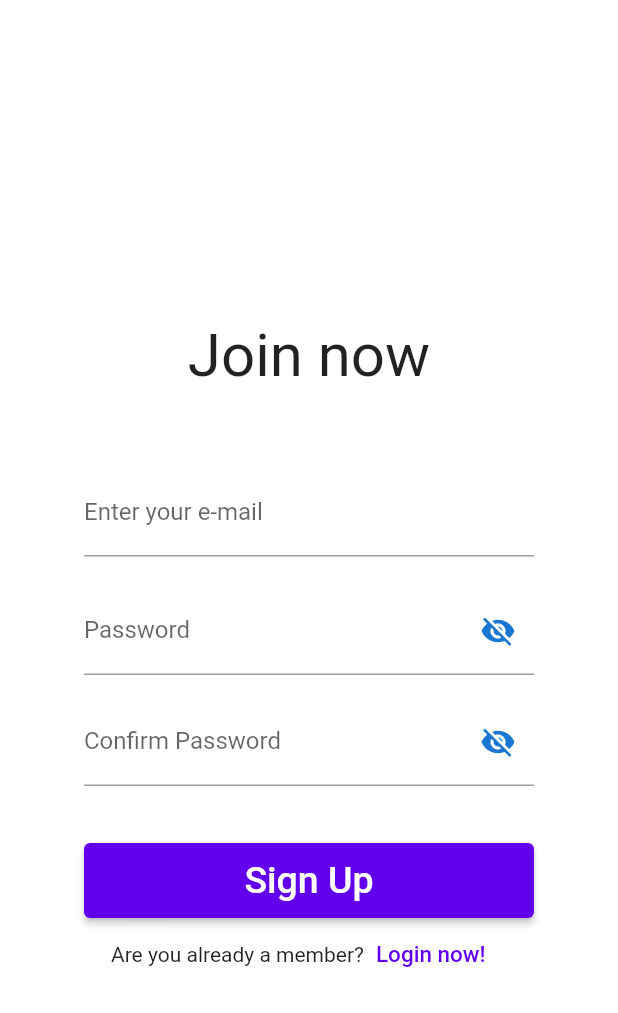
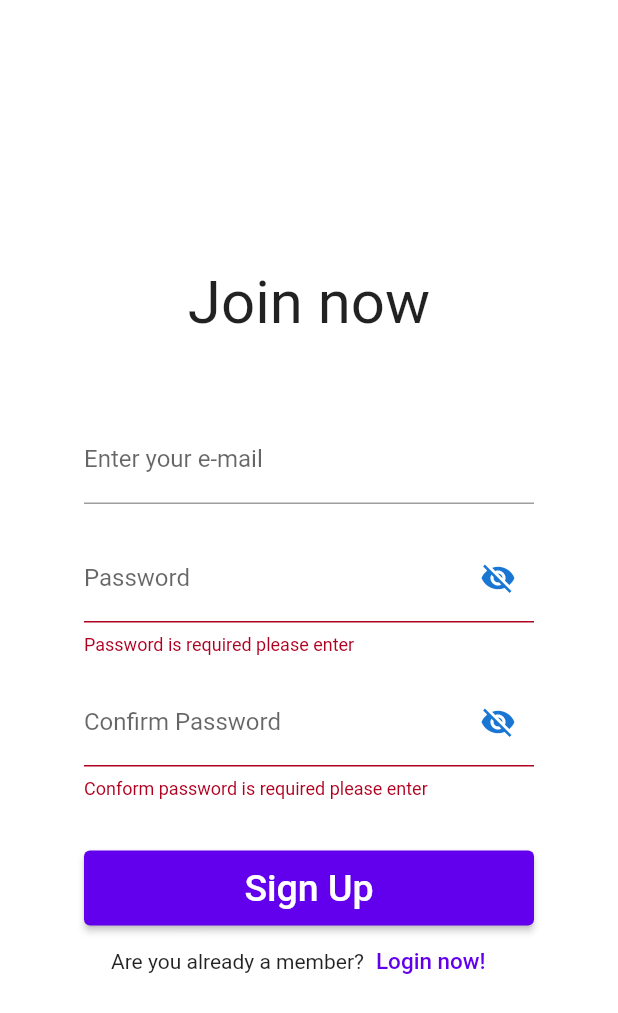
Before and after one commit to KaliopPraktyki/_projekt_praktyki_, a Flutter app: the RegisterPage screen opened directly with empty values, after a tap on "Sign Up", on a phone screen of 412 x 824 dp. Shown: the top 1013 px of the screen. Run offline on Flutter 3.47's test engine with Material 2 defaults, Android fonts, the phone set to English and light mode, and no system bars; our stand-ins replace firebase_auth, firebase_core, flutter_slidable, google_nav_bar, ionicons; accounts and stored records are empty; project files that could hold a hidden picture were left out.

Commit message:
login screen and register page update - added password validation

```diff
--- a/lib/screens/register_page.dart
+++ b/lib/screens/register_page.dart
@@ -24,7 +24,6 @@ class _RegisterPageState extends State<RegisterPage> {
     _confirmpasswordController.dispose();
     super.dispose();
   }
-
   Future signUp () async {
     if(passwordConfirmed()) {
       await FirebaseAuth.instance.createUserWithEmailAndPassword(
@@ -33,7 +32,6 @@ class _RegisterPageState extends State<RegisterPage> {
       );
     }
   }
-
   bool passwordConfirmed() {
     if(_passwordController.text.trim() == _confirmpasswordController.text.trim()){
       return true;
@@ -43,10 +41,14 @@ class _RegisterPageState extends State<RegisterPage> {
   }
 
   late bool _passwordVisible;
-
   void initState() {
     _passwordVisible = false;
   }
+
+  String _password = '';
+  String _confirmPassword = '';
+
+  final _formKey = GlobalKey<FormState>();
 
   Widget build(BuildContext context) {
     return Scaffold(
@@ -69,12 +71,13 @@ class _RegisterPageState extends State<RegisterPage> {
             Stack(
               children: [
                 Container(
-                  height: 230,
+                  height: 260,
                   width: 300,
 
                   child: Column(
                     children: [
                       //email
+
                       TextFormField(
                         controller: _emailController,
                         decoration: const InputDecoration(
@@ -83,25 +86,39 @@ class _RegisterPageState extends State<RegisterPage> {
                         ),
                       ),
                       //password
+                      Form(
+                        key: _formKey,
+                        child: Column(
+                        children: [
                           Padding(padding: EdgeInsets.symmetric(vertical: 10),),
                           TextFormField(
+                            onChanged: (value){
+                              _password = value;
+                            },
+                            validator: (value) {
+                              if (value != null && value.isEmpty) {
+                                return 'Password is required please enter';
+                              }
+
+                              return null;
+                            },
                             keyboardType: TextInputType.text,
                             controller: _passwordController,
-                        obscureText: !_passwordVisible,//This will obscure text dynamically
+                            obscureText: !_passwordVisible,
                             decoration: InputDecoration(
                               labelText: 'Password',
                               hintText: 'Enter your password',
                               // Here is key idea
                               suffixIcon: IconButton(
                                 icon: Icon(
-                              // Based on passwordVisible state choose the icon
+
                                   _passwordVisible
                                       ? Icons.visibility
                                       : Icons.visibility_off,
                                   color: Theme.of(context).primaryColorDark,
                                 ),
                                 onPressed: () {
-                              // Update the state i.e. toogle the state of passwordVisible variable
+
                                   setState(() {
                                     _passwordVisible = !_passwordVisible;
                                   });
@@ -110,25 +127,38 @@ class _RegisterPageState extends State<RegisterPage> {
                             ),
                           ),
                           //confirm password
+
                           Padding(padding: EdgeInsets.only(top: 15),),
                           TextFormField(
+                            onChanged: (value){
+                              _confirmPassword = value;
+                            },
+                            validator: (value) {
+                              if (value != null && value.isEmpty) {
+                                return 'Conform password is required please enter';
+                              }
+                              if(value != _password){
+                                return 'Confirm password not matching';
+                              }
+                              return null;
+                            },
                             keyboardType: TextInputType.text,
                             controller: _confirmpasswordController,
-                        obscureText: !_passwordVisible,//This will obscure text dynamically
+                            obscureText: !_passwordVisible,
                             decoration: InputDecoration(
                               labelText: 'Confirm Password',
                               hintText: 'Enter your password',
                               // Here is key idea
                               suffixIcon: IconButton(
                                 icon: Icon(
-                              // Based on passwordVisible state choose the icon
+
                                   _passwordVisible
                                       ? Icons.visibility
                                       : Icons.visibility_off,
                                   color: Theme.of(context).primaryColorDark,
                                 ),
                                 onPressed: () {
-                              // Update the state i.e. toogle the state of passwordVisible variable
+
                                   setState(() {
                                     _passwordVisible = !_passwordVisible;
                                   });
@@ -141,18 +171,23 @@ class _RegisterPageState extends State<RegisterPage> {
                       ),
 
                     ],
+                  ),
+                ),
 
+              ],
             ),
             Padding(
-              padding: const EdgeInsets.only(top: 20),
+              padding: const EdgeInsets.only(top: 30),
               child: SizedBox(
                 width: 300,
                 height: 50,
                 child:
                 GestureDetector(
                   onTap: signUp,
-                  child: ElevatedButton(onPressed: () {
-                    signUp();
+                  child: ElevatedButton(onPressed: () => {
+                  if (_formKey.currentState!.validate()) {
+                      signUp(),
+                  }
                   },
                     child: Text('Sign Up',
                       style: TextStyle(
@@ -166,7 +201,7 @@ class _RegisterPageState extends State<RegisterPage> {
 
             SizedBox(
               width: 280,
-              height: 50,
+              height: 80,
               child:
               Column(
                 mainAxisSize: MainAxisSize.min,
```
Lines whose indentation alone changed are shown as unchanged.
